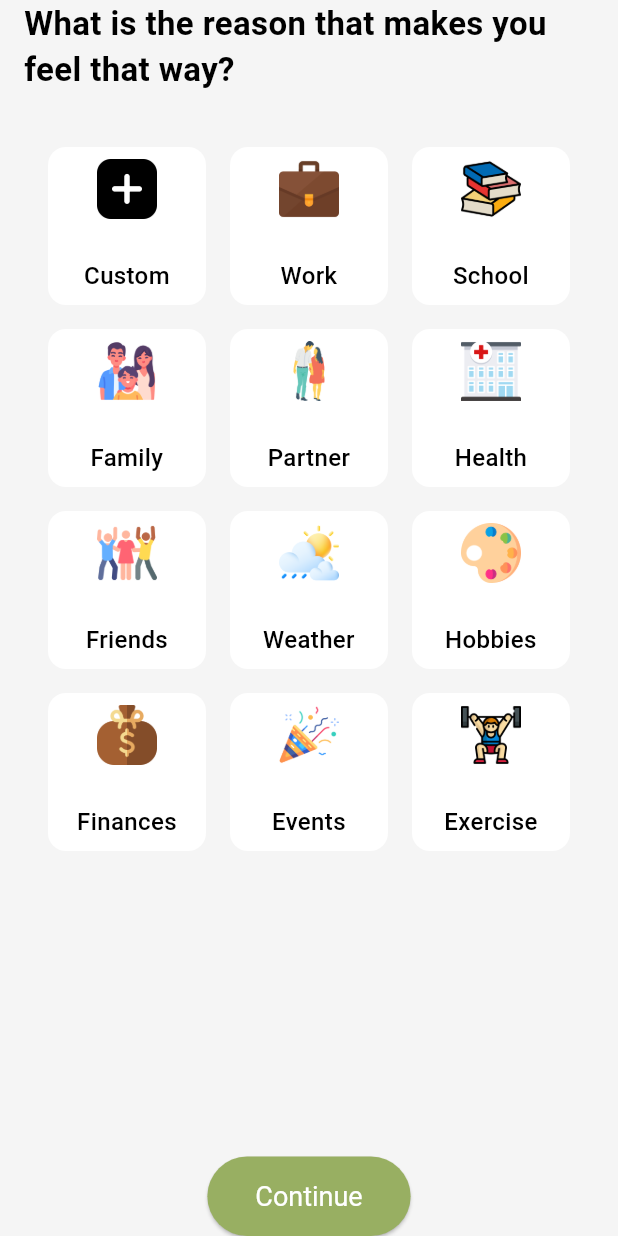
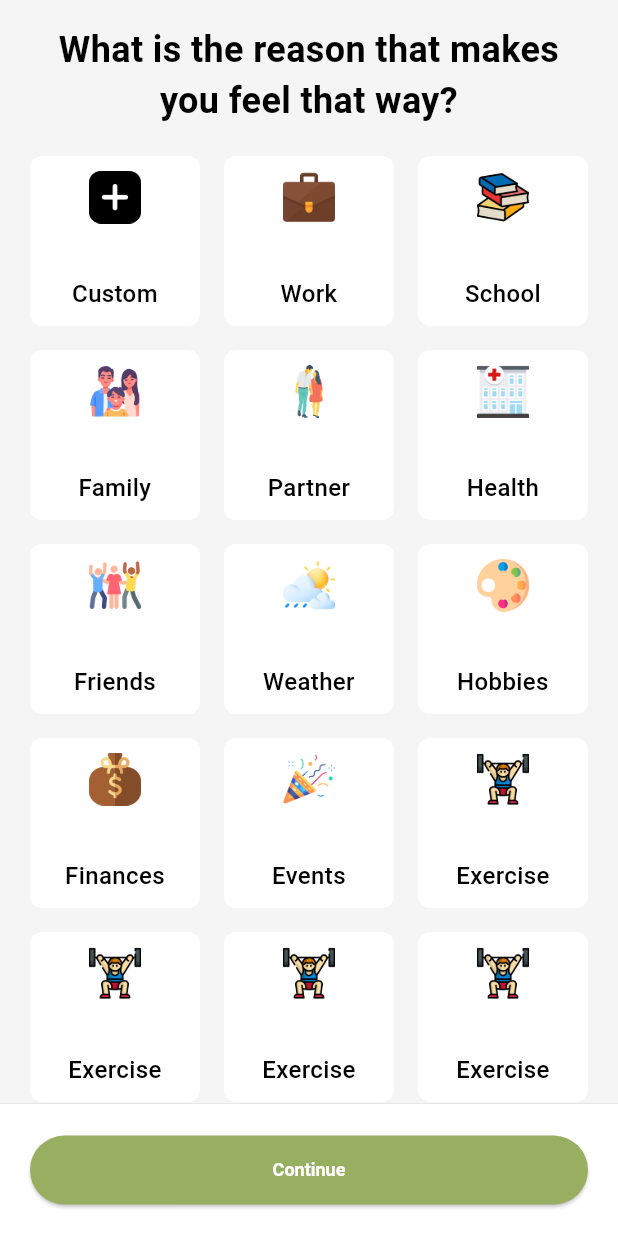
Before and after one commit to ClarenceLaria/Calmi, a Flutter app: the MoodScreen screen opened directly, after a tap on an icon or button, on a phone screen of 412 x 824 dp. Run offline on Flutter 3.47's test engine with Material 3 defaults, Android fonts, the phone set to English and light mode, and no system bars; our stand-ins replace syncfusion_flutter_gauges, timelines_plus.

Commit message:
Moods reason screen updates

```diff
--- a/lib/components/moods_grid.dart
+++ b/lib/components/moods_grid.dart
@@ -27,7 +27,6 @@ class _MoodsReasonGridState extends State<MoodsReasonGrid> {
   @override
   Widget build(BuildContext context) {
     return GridView.builder(
-      padding: const EdgeInsets.all(16.0),
       shrinkWrap: true,
       physics: const NeverScrollableScrollPhysics(),
       itemCount: moodsReasonsList.length,
@@ -37,18 +36,19 @@ class _MoodsReasonGridState extends State<MoodsReasonGrid> {
         mainAxisSpacing: 16.0,
         childAspectRatio: 1.0,
       ),
+      controller: ScrollController(),
       itemBuilder: (context, index) {
         final item = moodsReasonsList[index];
         return Container(
           decoration: BoxDecoration(
-            borderRadius: BorderRadius.circular(12.0),
+            borderRadius: BorderRadius.circular(8.0),
             color: Colors.white,
           ),
-          height: 250,
-          width: 250,
-          padding: const EdgeInsets.all(8.0),
+          height: 300,
+          width: 300,
+          padding: const EdgeInsets.all(10.0),
           child: Column(children: [
-            Image.asset(item.image, height: 40, width: 40),
+            Image.asset(item.image, height: 35, width: 35),
             const Spacer(),
             Text(
               item.reason,
--- a/lib/repositories/moods_reason_repo.dart
+++ b/lib/repositories/moods_reason_repo.dart
@@ -13,4 +13,8 @@ final List<MoodsReasonModel> moodsReasonsList = [
   MoodsReasonModel(reason: 'Finances', image: 'assets/icons/money-bag.png'),
   MoodsReasonModel(reason: 'Events', image: 'assets/icons/poppers.png'),
   MoodsReasonModel(reason: 'Exercise', image: 'assets/icons/weightlifting.png'),
+  MoodsReasonModel(reason: 'Exercise', image: 'assets/icons/weightlifting.png'),
+  MoodsReasonModel(reason: 'Exercise', image: 'assets/icons/weightlifting.png'),
+  MoodsReasonModel(reason: 'Exercise', image: 'assets/icons/weightlifting.png'),
+  MoodsReasonModel(reason: 'Exercise', image: 'assets/icons/weightlifting.png'),
 ];
--- a/lib/screens/feelings_screen.dart
+++ b/lib/screens/feelings_screen.dart
@@ -1,7 +1,7 @@
 import 'package:flutter/material.dart';
 
-class MyWidget extends StatelessWidget {
-  const MyWidget({super.key});
+class FeelingsScreen extends StatelessWidget {
+  const FeelingsScreen({super.key});
 
   @override
   Widget build(BuildContext context) {
--- a/lib/screens/moods_reason_screen.dart
+++ b/lib/screens/moods_reason_screen.dart
@@ -1,4 +1,5 @@
 import 'package:calmi_app/components/moods_grid.dart';
+import 'package:calmi_app/screens/feelings_screen.dart';
 import 'package:flutter/material.dart';
 
 class MoodsReasonScreen extends StatelessWidget {
@@ -9,28 +10,47 @@ class MoodsReasonScreen extends StatelessWidget {
     return Scaffold(
       backgroundColor: Color.fromARGB(255, 245, 245, 245),
       body: SafeArea(
+        child: SingleChildScrollView(
           child: Padding(
-          padding: const EdgeInsets.symmetric(horizontal: 16.0),
+            padding: const EdgeInsets.symmetric(horizontal: 20.0, vertical: 16),
             child: Column(
               children: [
                 Text(
                   'What is the reason that makes you feel that way?',
-                style: TextStyle(fontSize: 22, fontWeight: FontWeight.bold),
+                  style: TextStyle(fontSize: 24, fontWeight: FontWeight.bold),
+                  textAlign: TextAlign.center,
                 ),
                 SizedBox(height: 20),
                 MoodsReasonGrid(),
-              Spacer(),
-              ElevatedButton(
+              ],
+            ),
+          ),
+        ),
+      ),
+      bottomNavigationBar: Container(
+        decoration: BoxDecoration(
+          color: Colors.white,
+          border: Border(
+            top: BorderSide(color: Colors.grey.shade300, width: 0.5),
+          ),
+        ),
+        padding: const EdgeInsets.symmetric(horizontal: 20, vertical: 20),
+        child: SizedBox(
+          width: MediaQuery.of(context).size.width * 0.9,
+          child: ElevatedButton(
             onPressed: () {
-                  Navigator.pop(context);
+              Navigator.push(
+                context,
+                MaterialPageRoute(builder: (context) => FeelingsScreen())
+              );
             },
             style: ElevatedButton.styleFrom(
               padding: EdgeInsets.symmetric(vertical: 16.0, horizontal: 32.0),
-                  textStyle: TextStyle(fontSize: 18),
             ),
-                child: const Text('Continue'),
+            child: const Text(
+              'Continue',
+              style: TextStyle(color: Colors.white, fontWeight: FontWeight.bold),
             ),
-            ],
           ),
         ),
       ),
--- a/lib/screens/moods_screen.dart
+++ b/lib/screens/moods_screen.dart
@@ -65,9 +65,20 @@ class _MoodScreenState extends State<MoodScreen> {
               ],
               SizedBox(height: 20),
               MoodsGauge(onMoodSelected: _onMoodSelected,),
-              Spacer(),
-              if (selectedMood != null)
-                SizedBox(
+            ],
+          ),
+        ),
+      ),
+      bottomNavigationBar: Container(
+        decoration: BoxDecoration(
+          color: Colors.white,
+          border: Border(
+            top: BorderSide(color: Colors.grey.shade300, width: 0.5),
+          ),
+        ),
+        padding: const EdgeInsets.symmetric(horizontal: 20, vertical: 20),
+        child: selectedMood != null
+            ? SizedBox(
                 width: double.infinity,
                 child: ElevatedButton(
                   onPressed: () {
@@ -82,13 +93,23 @@ class _MoodScreenState extends State<MoodScreen> {
                     padding: EdgeInsets.symmetric(horizontal: 30, vertical: 16),
                   ),
                   child: Text(
-
                     "I Feel ${selectedMood!.label}!",
                     style: TextStyle(color: Colors.white, fontWeight: FontWeight.bold),
                   ),
                 ),
+              )
+            : SizedBox(
+                width: double.infinity,
+                child: ElevatedButton(
+                  onPressed: null, // Disable button if no mood is selected
+                  style: ElevatedButton.styleFrom(
+                    padding: EdgeInsets.symmetric(horizontal: 30, vertical: 16),
+                    backgroundColor: Colors.grey,
                   ),
-            ],
+                  child: Text(
+                    "Select a Mood First",
+                    style: TextStyle(color: Colors.white, fontWeight: FontWeight.bold),
+                  ),
                 ),
               ),
       ),
```
Lines whose indentation alone changed are shown as unchanged.
